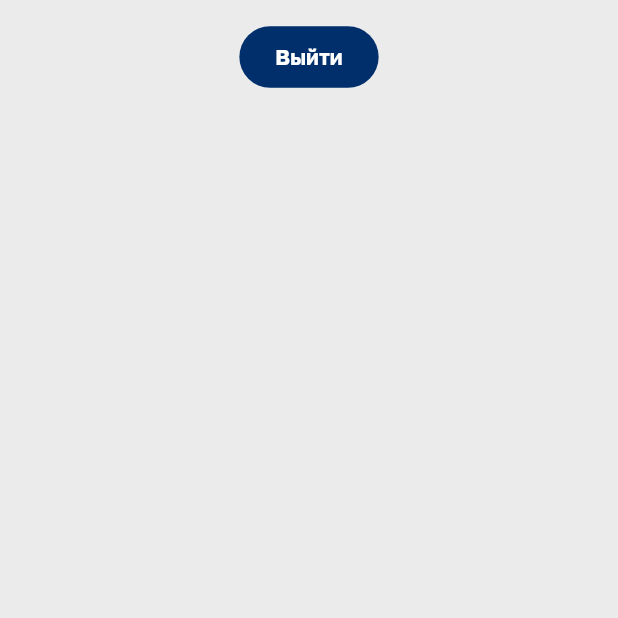
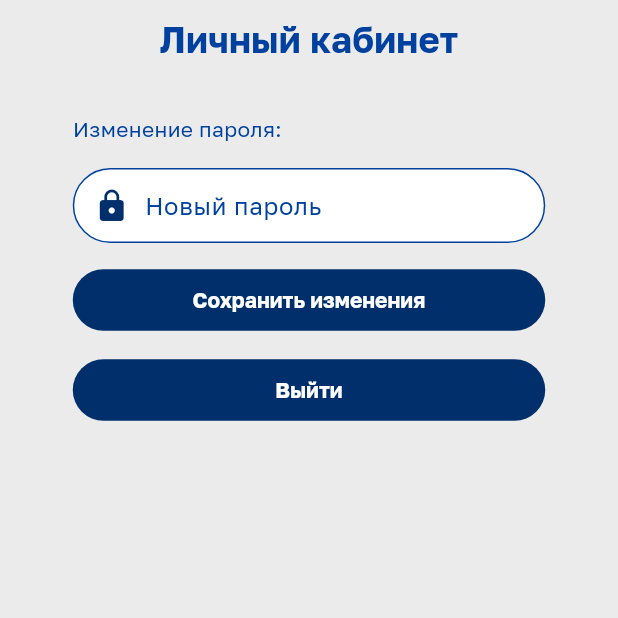
Before and after one commit to StasShevchenko/ParkingCalendar, a Flutter app: the UserProfilePage screen opened directly, after a tap on "Выйти", on a phone screen of 412 x 824 dp, the top half of it. Run offline on Flutter 3.47's test engine with Material 2 defaults, Android fonts, the phone set to English and light mode, and no system bars; our stand-ins replace bloc, dio, flutter_bloc, flutter_secure_storage, flutter_svg, go_router and 3 more; accounts and stored records are empty.

Commit message:
User profile page was updated with new ui for password updating
* Create user profile page

* Refactor user profile page

* Update user profile page

* Update user profile page

* Update user profile page

* Exit button was added. Constraints were updated

---------

Co-authored-by: Stas <dark.knight22832@gmail.com>

```diff
--- a/lib/presentation/navigation/router.dart
+++ b/lib/presentation/navigation/router.dart
@@ -9,8 +9,9 @@ import 'package:parking_project/presentation/pages/login_page/login_page.dart';
 import 'package:parking_project/presentation/pages/super_admin/admins_list_page.dart';
 import 'package:parking_project/presentation/pages/super_admin/offices_list_page.dart';
 import 'package:parking_project/presentation/pages/user/home_page/home_page.dart';
-import 'package:parking_project/presentation/pages/user/profile_page/profile_page.dart';
 import 'package:parking_project/presentation/ui_kit/scaffold/scaffold_with_nested_navigation.dart';
+
+import '../pages/user/user_profile_page/user_profile_page.dart';
 
 final _rootNavigatorKey = GlobalKey<NavigatorState>();
 
--- a/lib/presentation/pages/user/profile_page/profile_page.dart
+++ /dev/null
@@ -1,42 +0,0 @@
-import 'package:flutter/material.dart';
-import 'package:flutter_bloc/flutter_bloc.dart';
-import 'package:go_router/go_router.dart';
-import 'package:parking_project/presentation/pages/auth_cubit/auth_cubit.dart';
-
-import '../../../../assets/colors/app_colors.dart';
-import '../../../navigation/app_routes.dart';
-
-class UserProfilePage extends StatelessWidget {
-  const UserProfilePage({super.key});
-
-  @override
-  Widget build(BuildContext context) {
-    return BlocListener<AuthCubit, AuthState>(
-      listener: (context, state) {
-        if (state.authStatus == AuthStatus.unauthenticated) {
-          context.go(AppRoutes.initial);
-        }
-      },
-      child: SafeArea(
-        child: Container(
-          color: AppColors.background,
-          child: Center(
-            child: Padding(
-              padding: const EdgeInsets.all(16.0),
-              child: Column(
-                children: [
-                  ElevatedButton(
-                    onPressed: () {
-                      context.read<AuthCubit>().logout();
-                    },
-                    child: Text('Выйти'),
-                  )
-                ],
-              ),
-            ),
-          ),
-        ),
-      ),
-    );
-  }
-}
--- /dev/null
+++ b/lib/presentation/pages/user/user_profile_page/user_profile_page.dart
@@ -0,0 +1,108 @@
+import 'package:flutter/material.dart';
+import 'package:flutter_bloc/flutter_bloc.dart';
+
+import '../../../../assets/colors/app_colors.dart';
+import '../../auth_cubit/auth_cubit.dart';
+
+class UserProfilePage extends StatefulWidget {
+  const UserProfilePage({super.key});
+
+  @override
+  State<UserProfilePage> createState() => _UserProfilePageState();
+}
+
+class _UserProfilePageState extends State<UserProfilePage> {
+  String? _passwordText;
+  TextEditingController passwordFieldController = TextEditingController();
+
+  void _processText() {
+    setState(() {
+      _passwordText = passwordFieldController.text;
+    });
+  }
+
+  @override
+  Widget build(BuildContext context) {
+    return Scaffold(
+      backgroundColor: AppColors.background,
+      body: Padding(
+        padding: const EdgeInsets.all(8.0),
+        child: Center(
+          child: ConstrainedBox(
+            constraints: const BoxConstraints(maxWidth: 350),
+            child: FractionallySizedBox(
+              widthFactor: 0.9,
+              child: Column(
+                crossAxisAlignment: CrossAxisAlignment.stretch,
+                children: [
+                  Text(
+                    'Личный кабинет',
+                    style: Theme.of(context).textTheme.titleMedium,
+                    textAlign: TextAlign.center,
+                  ),
+                  const SizedBox(
+                    height: 32,
+                  ),
+                  Text('Изменение пароля:', textAlign: TextAlign.left, style: Theme.of(context).textTheme.bodyMedium,),
+                  const SizedBox(
+                    height: 16,
+                  ),
+                  TextField(
+                    controller: passwordFieldController,
+                    textInputAction: TextInputAction.done,
+                    onTapOutside: (_) => FocusScope.of(context).unfocus(),
+                    obscureText: false,
+                    decoration: InputDecoration(
+                        prefixIconColor: AppColors.primaryBlue,
+                        prefixIcon: const Padding(
+                          padding: EdgeInsets.only(
+                            left: 8.0,
+                          ),
+                          child: Icon(Icons.lock),
+                        ),
+                        labelText: 'Новый пароль'),
+                  ),
+                  const SizedBox(
+                    height: 16,
+                  ),
+                  ElevatedButton(
+                      child: const Text('Сохранить изменения'),
+                      onPressed: () {
+                        _processText();
+                        showDialog<String>(
+                          context: context,
+                          builder: (BuildContext context) => AlertDialog(
+                            title: const Text('Подтвердите смену пароля'),
+                            content: Text(
+                                'Вы уверены, что хотите сменить пароль на "$_passwordText"'),
+                            actions: <Widget>[
+                              TextButton(
+                                onPressed: () => Navigator.pop(context, 'Отмена'),
+                                child: const Text('Отмена'),
+                              ),
+                              TextButton(
+                                onPressed: () =>
+                                    Navigator.pop(context, 'Подтвердить'),
+                                child: const Text('Подтвердить'),
+                              ),
+                            ],
+                          ),
+                        );
+                      }),
+                  const SizedBox(height: 16,),
+
+                  ElevatedButton(
+                    onPressed: () {
+                      context.read<AuthCubit>().logout();
+                    },
+                    child: Text('Выйти'),
+                  )
+                ],
+              ),
+            ),
+          ),
+        ),
+      ),
+    );
+  }
+}
```
